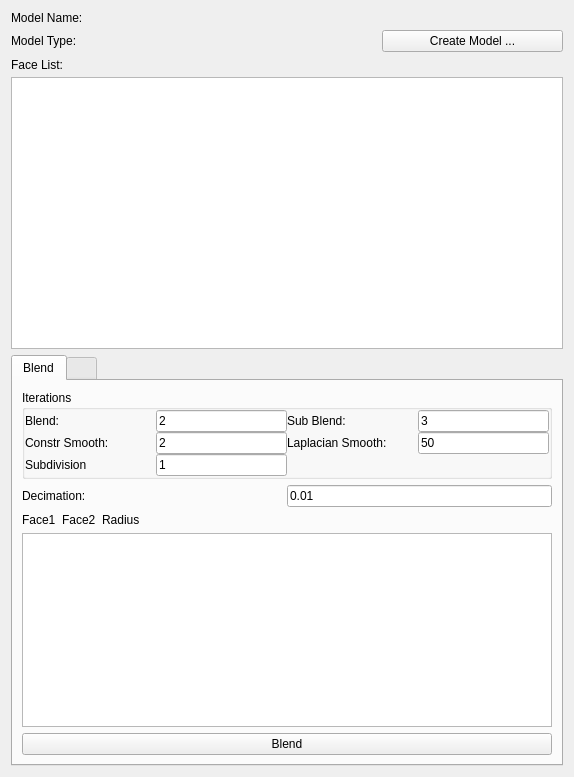
Qt form Code/Source/Plugins/org.sv.gui.qt.modeling/src/internal/svModelEdit.ui (SimVascular/SimVascular) before a commit.
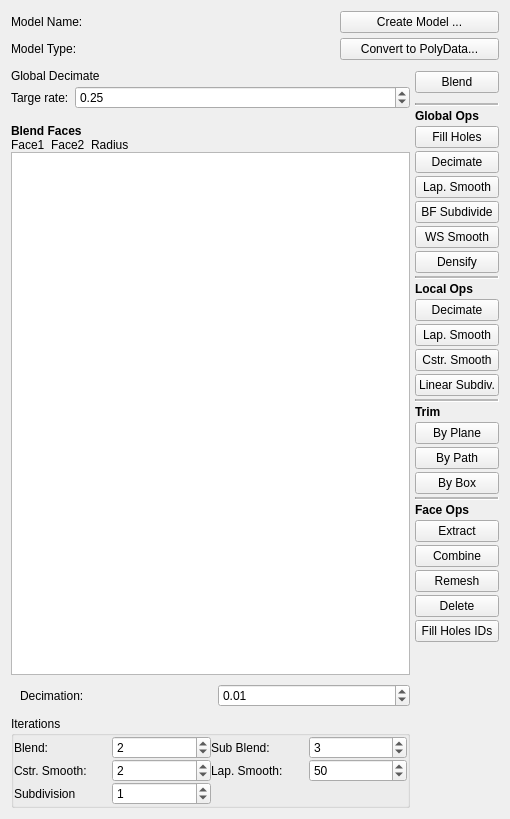
The same form after that commit.

Commit message: change plugin gui for model creating and editing

Patch:
```diff
--- a/Code/Source/Plugins/org.sv.gui.qt.modeling/src/internal/svModelEdit.ui
+++ b/Code/Source/Plugins/org.sv.gui.qt.modeling/src/internal/svModelEdit.ui
@@ -6,8 +6,8 @@
    <rect>
     <x>0</x>
     <y>0</y>
-    <width>574</width>
-    <height>777</height>
+    <width>510</width>
+    <height>819</height>
    </rect>
   </property>
   <property name="windowTitle">
@@ -60,13 +60,27 @@
         </property>
        </widget>
       </item>
-      <item row="1" column="2">
+      <item row="0" column="2">
        <widget class="QPushButton" name="btnUpdateModel">
         <property name="text">
          <string>Create Model ...</string>
         </property>
        </widget>
       </item>
+      <item row="1" column="1">
+       <widget class="QLabel" name="labelModelType">
+        <property name="text">
+         <string/>
+        </property>
+       </widget>
+      </item>
+      <item row="1" column="2">
+       <widget class="QPushButton" name="btnConvert">
+        <property name="text">
+         <string>Convert to PolyData...</string>
+        </property>
+       </widget>
+      </item>
      </layout>
     </widget>
    </item>
@@ -95,22 +109,155 @@
        <number>0</number>
       </property>
       <item>
-       <widget class="QLabel" name="label_3">
+       <widget class="QWidget" name="widget_5" native="true">
+        <layout class="QHBoxLayout" name="horizontalLayout">
+         <property name="spacing">
+          <number>0</number>
+         </property>
+         <property name="leftMargin">
+          <number>0</number>
+         </property>
+         <property name="topMargin">
+          <number>0</number>
+         </property>
+         <property name="rightMargin">
+          <number>0</number>
+         </property>
+         <property name="bottomMargin">
+          <number>0</number>
+         </property>
+         <item>
+          <widget class="QWidget" name="widgetLeft" native="true">
+           <layout class="QVBoxLayout" name="verticalLayout_6">
+            <property name="spacing">
+             <number>0</number>
+            </property>
+            <property name="leftMargin">
+             <number>0</number>
+            </property>
+            <property name="topMargin">
+             <number>0</number>
+            </property>
+            <property name="rightMargin">
+             <number>0</number>
+            </property>
+            <property name="bottomMargin">
+             <number>0</number>
+            </property>
+            <item>
+             <widget class="QStackedWidget" name="stackedWidgetParam">
+              <property name="sizePolicy">
+               <sizepolicy hsizetype="Preferred" vsizetype="Fixed">
+                <horstretch>0</horstretch>
+                <verstretch>0</verstretch>
+               </sizepolicy>
+              </property>
+              <property name="currentIndex">
+               <number>1</number>
+              </property>
+              <widget class="QWidget" name="page_1">
+               <property name="sizePolicy">
+                <sizepolicy hsizetype="Preferred" vsizetype="Preferred">
+                 <horstretch>0</horstretch>
+                 <verstretch>0</verstretch>
+                </sizepolicy>
+               </property>
+               <layout class="QVBoxLayout" name="verticalLayout_10">
+                <item>
+                 <widget class="QLabel" name="label_14">
         <property name="text">
          <string>Face List:</string>
         </property>
        </widget>
       </item>
       <item>
-       <widget class="QListWidget" name="listWidget"/>
+                 <widget class="QCheckBox" name="checkBox">
+                  <property name="text">
+                   <string>CheckBox</string>
+                  </property>
+                 </widget>
       </item>
      </layout>
     </widget>
+              <widget class="QWidget" name="page_0">
+               <property name="sizePolicy">
+                <sizepolicy hsizetype="Minimum" vsizetype="Preferred">
+                 <horstretch>0</horstretch>
+                 <verstretch>0</verstretch>
+                </sizepolicy>
+               </property>
+               <layout class="QVBoxLayout" name="verticalLayout_7">
+                <property name="spacing">
+                 <number>0</number>
+                </property>
+                <property name="leftMargin">
+                 <number>0</number>
+                </property>
+                <property name="topMargin">
+                 <number>0</number>
+                </property>
+                <property name="rightMargin">
+                 <number>0</number>
+                </property>
+                <property name="bottomMargin">
+                 <number>15</number>
+                </property>
+                <item>
+                 <widget class="QLabel" name="label_12">
+                  <property name="text">
+                   <string>Global Decimate</string>
+                  </property>
+                 </widget>
    </item>
    <item>
-    <widget class="QTabWidget" name="tabWidget">
+                 <widget class="QWidget" name="widget_4" native="true">
+                  <layout class="QFormLayout" name="formLayout">
+                   <property name="horizontalSpacing">
+                    <number>0</number>
+                   </property>
+                   <property name="verticalSpacing">
+                    <number>0</number>
+                   </property>
+                   <property name="leftMargin">
+                    <number>0</number>
+                   </property>
+                   <property name="topMargin">
+                    <number>0</number>
+                   </property>
+                   <property name="rightMargin">
+                    <number>0</number>
+                   </property>
+                   <property name="bottomMargin">
+                    <number>0</number>
+                   </property>
+                   <item row="0" column="0">
+                    <widget class="QLabel" name="label_13">
+                     <property name="text">
+                      <string>Targe rate:  </string>
+                     </property>
+                    </widget>
+                   </item>
+                   <item row="0" column="1">
+                    <widget class="QDoubleSpinBox" name="dsbTargetRateG">
+                     <property name="decimals">
+                      <number>2</number>
+                     </property>
+                     <property name="value">
+                      <double>0.250000000000000</double>
+                     </property>
+                    </widget>
+                   </item>
+                  </layout>
+                 </widget>
+                </item>
+               </layout>
+              </widget>
+             </widget>
+            </item>
+            <item>
+             <widget class="QStackedWidget" name="stackedWidget">
      <property name="sizePolicy">
-      <sizepolicy hsizetype="Minimum" vsizetype="Minimum">
+               <sizepolicy hsizetype="Minimum" vsizetype="Preferred">
        <horstretch>0</horstretch>
        <verstretch>0</verstretch>
       </sizepolicy>
@@ -118,11 +265,23 @@
      <property name="currentIndex">
       <number>0</number>
      </property>
-     <widget class="QWidget" name="tabWidgetPage1" native="true">
-      <attribute name="title">
-       <string>Blend</string>
-      </attribute>
+              <widget class="QWidget" name="stackedWidgetPage1" native="true">
       <layout class="QVBoxLayout" name="verticalLayout_2">
+                <property name="spacing">
+                 <number>0</number>
+                </property>
+                <property name="leftMargin">
+                 <number>0</number>
+                </property>
+                <property name="topMargin">
+                 <number>0</number>
+                </property>
+                <property name="rightMargin">
+                 <number>0</number>
+                </property>
+                <property name="bottomMargin">
+                 <number>0</number>
+                </property>
        <item>
         <widget class="QWidget" name="widget_3" native="true">
          <layout class="QVBoxLayout" name="verticalLayout_3">
@@ -142,10 +301,89 @@
            <number>0</number>
           </property>
           <item>
+                    <widget class="QWidget" name="widget_8" native="true">
+                     <layout class="QVBoxLayout" name="verticalLayout_8">
+                      <property name="spacing">
+                       <number>0</number>
+                      </property>
+                      <property name="leftMargin">
+                       <number>0</number>
+                      </property>
+                      <property name="topMargin">
+                       <number>0</number>
+                      </property>
+                      <property name="rightMargin">
+                       <number>0</number>
+                      </property>
+                      <property name="bottomMargin">
+                       <number>0</number>
+                      </property>
+                      <item>
+                       <widget class="QLabel" name="label_11">
+                        <property name="font">
+                         <font>
+                          <weight>75</weight>
+                          <bold>true</bold>
+                         </font>
+                        </property>
+                        <property name="text">
+                         <string>Blend Faces</string>
+                        </property>
+                       </widget>
+                      </item>
+                      <item>
+                       <widget class="QLabel" name="label_10">
+                        <property name="text">
+                         <string>Face1  Face2  Radius</string>
+                        </property>
+                       </widget>
+                      </item>
+                      <item>
+                       <widget class="QPlainTextEdit" name="plainTextEditBlend"/>
+                      </item>
+                      <item>
+                       <widget class="QWidget" name="widget_7" native="true">
+                        <layout class="QHBoxLayout" name="horizontalLayout_3">
+                         <property name="rightMargin">
+                          <number>0</number>
+                         </property>
+                         <item>
+                          <widget class="QLabel" name="label_8">
+                           <property name="text">
+                            <string>Decimation: </string>
+                           </property>
+                          </widget>
+                         </item>
+                         <item>
+                          <widget class="QDoubleSpinBox" name="dsbDecimation">
+                           <property name="value">
+                            <double>0.010000000000000</double>
+                           </property>
+                          </widget>
+                         </item>
+                        </layout>
+                       </widget>
+                      </item>
+                      <item>
            <widget class="QGroupBox" name="groupBox">
+                        <property name="font">
+                         <font>
+                          <weight>50</weight>
+                          <bold>false</bold>
+                         </font>
+                        </property>
             <property name="title">
              <string>Iterations</string>
             </property>
+                        <property name="flat">
+                         <bool>false</bool>
+                        </property>
+                        <property name="checkable">
+                         <bool>false</bool>
+                        </property>
+                        <property name="checked">
+                         <bool>false</bool>
+                        </property>
             <layout class="QGridLayout" name="gridLayout_2">
              <property name="leftMargin">
               <number>0</number>
@@ -162,6 +400,41 @@
              <property name="spacing">
               <number>0</number>
              </property>
+                         <item row="0" column="3">
+                          <widget class="QSpinBox" name="sbSubBlend">
+                           <property name="value">
+                            <number>3</number>
+                           </property>
+                          </widget>
+                         </item>
+                         <item row="1" column="1">
+                          <widget class="QSpinBox" name="sbCstrSmooth">
+                           <property name="value">
+                            <number>2</number>
+                           </property>
+                          </widget>
+                         </item>
+                         <item row="0" column="1">
+                          <widget class="QSpinBox" name="sbBlend">
+                           <property name="value">
+                            <number>2</number>
+                           </property>
+                          </widget>
+                         </item>
+                         <item row="1" column="3">
+                          <widget class="QSpinBox" name="sbLapSmooth">
+                           <property name="value">
+                            <number>50</number>
+                           </property>
+                          </widget>
+                         </item>
+                         <item row="2" column="1">
+                          <widget class="QSpinBox" name="sbSubdivision">
+                           <property name="value">
+                            <number>1</number>
+                           </property>
+                          </widget>
+                         </item>
              <item row="0" column="2">
               <widget class="QLabel" name="label_6">
                <property name="text">
@@ -172,83 +445,14 @@
              <item row="1" column="0">
               <widget class="QLabel" name="label_5">
                <property name="text">
-                <string>Constr Smooth:</string>
+                            <string>Cstr. Smooth:</string>
                </property>
               </widget>
              </item>
-             <item row="0" column="3">
-              <widget class="QLineEdit" name="lineEditSubBlend">
-               <property name="sizePolicy">
-                <sizepolicy hsizetype="Minimum" vsizetype="Fixed">
-                 <horstretch>0</horstretch>
-                 <verstretch>0</verstretch>
-                </sizepolicy>
-               </property>
-               <property name="minimumSize">
-                <size>
-                 <width>70</width>
-                 <height>0</height>
-                </size>
-               </property>
+                         <item row="1" column="2">
+                          <widget class="QLabel" name="label_7">
                <property name="text">
-                <string>3</string>
-               </property>
-              </widget>
-             </item>
-             <item row="1" column="3">
-              <widget class="QLineEdit" name="lineEditLapSmooth">
-               <property name="sizePolicy">
-                <sizepolicy hsizetype="Minimum" vsizetype="Fixed">
-                 <horstretch>0</horstretch>
-                 <verstretch>0</verstretch>
-                </sizepolicy>
-               </property>
-               <property name="minimumSize">
-                <size>
-                 <width>70</width>
-                 <height>0</height>
-                </size>
-               </property>
-               <property name="text">
-                <string>50</string>
-               </property>
-              </widget>
-             </item>
-             <item row="0" column="1">
-              <widget class="QLineEdit" name="lineEditBlend">
-               <property name="sizePolicy">
-                <sizepolicy hsizetype="Minimum" vsizetype="Fixed">
-                 <horstretch>0</horstretch>
-                 <verstretch>0</verstretch>
-                </sizepolicy>
-               </property>
-               <property name="minimumSize">
-                <size>
-                 <width>70</width>
-                 <height>0</height>
-                </size>
-               </property>
-               <property name="text">
-                <string>2</string>
-               </property>
-              </widget>
-             </item>
-             <item row="1" column="1">
-              <widget class="QLineEdit" name="lineEditConstrSmooth">
-               <property name="sizePolicy">
-                <sizepolicy hsizetype="Minimum" vsizetype="Fixed">
-                 <horstretch>0</horstretch>
-                 <verstretch>0</verstretch>
-                </sizepolicy>
-               </property>
-               <property name="minimumSize">
-                <size>
-                 <width>70</width>
-                 <height>0</height>
-                </size>
-               </property>
-               <property name="text">
-                <string>2</string>
+                            <string>Lap. Smooth: </string>
                </property>
               </widget>
              </item>
@@ -259,13 +463,6 @@
                </property>
               </widget>
              </item>
-             <item row="1" column="2">
-              <widget class="QLabel" name="label_7">
-               <property name="text">
-                <string>Laplacian Smooth: </string>
-               </property>
-              </widget>
-             </item>
              <item row="2" column="0">
               <widget class="QLabel" name="label_9">
                <property name="text">
@@ -273,23 +470,7 @@
                </property>
               </widget>
              </item>
-             <item row="2" column="1">
-              <widget class="QLineEdit" name="lineEditSubdivision">
-               <property name="sizePolicy">
-                <sizepolicy hsizetype="Minimum" vsizetype="Fixed">
-                 <horstretch>0</horstretch>
-                 <verstretch>0</verstretch>
-                </sizepolicy>
-               </property>
-               <property name="minimumSize">
-                <size>
-                 <width>70</width>
-                 <height>0</height>
-                </size>
-               </property>
-               <property name="text">
-                <string>1</string>
-               </property>
+                        </layout>
               </widget>
              </item>
             </layout>
@@ -298,9 +479,13 @@
          </layout>
         </widget>
        </item>
-       <item>
-        <widget class="QWidget" name="widget_4" native="true">
-         <layout class="QGridLayout" name="gridLayout_3">
+               </layout>
+              </widget>
+              <widget class="QWidget" name="stackedWidgetPage2" native="true">
+               <layout class="QVBoxLayout" name="verticalLayout_9">
+                <property name="spacing">
+                 <number>0</number>
+                </property>
           <property name="leftMargin">
            <number>0</number>
           </property>
@@ -313,48 +498,41 @@
           <property name="bottomMargin">
            <number>0</number>
           </property>
-          <property name="spacing">
-           <number>0</number>
-          </property>
-          <item row="0" column="1">
-           <widget class="QLineEdit" name="lineEditDecimation">
-            <property name="sizePolicy">
-             <sizepolicy hsizetype="Minimum" vsizetype="Fixed">
-              <horstretch>0</horstretch>
-              <verstretch>0</verstretch>
-             </sizepolicy>
-            </property>
-            <property name="minimumSize">
-             <size>
-              <width>70</width>
-              <height>0</height>
-             </size>
-            </property>
+                <item>
+                 <widget class="QLabel" name="label_3">
             <property name="text">
-             <string>0.01</string>
+                   <string>Face List:</string>
             </property>
            </widget>
           </item>
-          <item row="0" column="0">
-           <widget class="QLabel" name="label_8">
-            <property name="text">
-             <string>Decimation: </string>
-            </property>
-           </widget>
+                <item>
+                 <widget class="QListWidget" name="listWidget"/>
           </item>
          </layout>
         </widget>
-       </item>
-       <item>
-        <widget class="QLabel" name="label_10">
-         <property name="text">
-          <string>Face1  Face2  Radius</string>
-         </property>
+             </widget>
+            </item>
+           </layout>
         </widget>
        </item>
        <item>
-        <widget class="QPlainTextEdit" name="plainTextEditBlend"/>
-       </item>
+          <widget class="QWidget" name="widgetRight" native="true">
+           <layout class="QVBoxLayout" name="verticalLayout_5">
+            <property name="spacing">
+             <number>5</number>
+            </property>
+            <property name="leftMargin">
+             <number>5</number>
+            </property>
+            <property name="topMargin">
+             <number>5</number>
+            </property>
+            <property name="rightMargin">
+             <number>0</number>
+            </property>
+            <property name="bottomMargin">
+             <number>5</number>
+            </property>
        <item>
         <widget class="QPushButton" name="btnBlend">
          <property name="text">
@@ -362,14 +540,265 @@
          </property>
         </widget>
        </item>
-      </layout>
-     </widget>
-     <widget class="QWidget" name="tabWidgetPage2" native="true">
-      <attribute name="title">
-       <string>  </string>
-      </attribute>
-      <layout class="QHBoxLayout" name="horizontalLayout_2"/>
-     </widget>
+            <item>
+             <widget class="QWidget" name="widgetPolyDataOps" native="true">
+              <layout class="QVBoxLayout" name="verticalLayout_11">
+               <property name="spacing">
+                <number>3</number>
+               </property>
+               <property name="leftMargin">
+                <number>0</number>
+               </property>
+               <property name="topMargin">
+                <number>5</number>
+               </property>
+               <property name="rightMargin">
+                <number>0</number>
+               </property>
+               <property name="bottomMargin">
+                <number>10</number>
+               </property>
+               <item>
+                <widget class="Line" name="line">
+                 <property name="midLineWidth">
+                  <number>2</number>
+                 </property>
+                 <property name="orientation">
+                  <enum>Qt::Horizontal</enum>
+                 </property>
+                </widget>
+               </item>
+               <item>
+                <widget class="QLabel" name="label_15">
+                 <property name="font">
+                  <font>
+                   <weight>75</weight>
+                   <bold>true</bold>
+                  </font>
+                 </property>
+                 <property name="text">
+                  <string>Global Ops</string>
+                 </property>
+                </widget>
+               </item>
+               <item>
+                <widget class="QPushButton" name="btnFillHoles">
+                 <property name="text">
+                  <string>Fill Holes</string>
+                 </property>
+                </widget>
+               </item>
+               <item>
+                <widget class="QPushButton" name="btnDecimateG">
+                 <property name="text">
+                  <string>Decimate</string>
+                 </property>
+                </widget>
+               </item>
+               <item>
+                <widget class="QPushButton" name="btnLapSmoothG">
+                 <property name="text">
+                  <string>Lap. Smooth</string>
+                 </property>
+                </widget>
+               </item>
+               <item>
+                <widget class="QPushButton" name="btnBFSubdivideG">
+                 <property name="text">
+                  <string>BF Subdivide</string>
+                 </property>
+                </widget>
+               </item>
+               <item>
+                <widget class="QPushButton" name="btnWSSmoothG">
+                 <property name="text">
+                  <string>WS Smooth</string>
+                 </property>
+                </widget>
+               </item>
+               <item>
+                <widget class="QPushButton" name="btnDensifyG">
+                 <property name="text">
+                  <string>Densify</string>
+                 </property>
+                </widget>
+               </item>
+               <item>
+                <widget class="Line" name="line_2">
+                 <property name="midLineWidth">
+                  <number>2</number>
+                 </property>
+                 <property name="orientation">
+                  <enum>Qt::Horizontal</enum>
+                 </property>
+                </widget>
+               </item>
+               <item>
+                <widget class="QLabel" name="label_16">
+                 <property name="font">
+                  <font>
+                   <weight>75</weight>
+                   <bold>true</bold>
+                  </font>
+                 </property>
+                 <property name="text">
+                  <string>Local Ops</string>
+                 </property>
+                </widget>
+               </item>
+               <item>
+                <widget class="QPushButton" name="btnDecimateL">
+                 <property name="text">
+                  <string>Decimate</string>
+                 </property>
+                </widget>
+               </item>
+               <item>
+                <widget class="QPushButton" name="btnLapSmoothL">
+                 <property name="text">
+                  <string>Lap. Smooth</string>
+                 </property>
+                </widget>
+               </item>
+               <item>
+                <widget class="QPushButton" name="btnCstrSmoothL">
+                 <property name="text">
+                  <string>Cstr. Smooth</string>
+                 </property>
+                </widget>
+               </item>
+               <item>
+                <widget class="QPushButton" name="btnLSubdivideL">
+                 <property name="text">
+                  <string>Linear Subdiv.</string>
+                 </property>
+                </widget>
+               </item>
+               <item>
+                <widget class="Line" name="line_3">
+                 <property name="midLineWidth">
+                  <number>2</number>
+                 </property>
+                 <property name="orientation">
+                  <enum>Qt::Horizontal</enum>
+                 </property>
+                </widget>
+               </item>
+               <item>
+                <widget class="QLabel" name="label_17">
+                 <property name="font">
+                  <font>
+                   <weight>75</weight>
+                   <bold>true</bold>
+                  </font>
+                 </property>
+                 <property name="text">
+                  <string>Trim</string>
+                 </property>
+                </widget>
+               </item>
+               <item>
+                <widget class="QPushButton" name="btnTrimByPlane">
+                 <property name="text">
+                  <string>By Plane</string>
+                 </property>
+                </widget>
+               </item>
+               <item>
+                <widget class="QPushButton" name="btnTrimByPath">
+                 <property name="text">
+                  <string>By Path</string>
+                 </property>
+                </widget>
+               </item>
+               <item>
+                <widget class="QPushButton" name="btnTrimByBox">
+                 <property name="text">
+                  <string>By Box</string>
+                 </property>
+                </widget>
+               </item>
+               <item>
+                <widget class="Line" name="line_4">
+                 <property name="midLineWidth">
+                  <number>2</number>
+                 </property>
+                 <property name="orientation">
+                  <enum>Qt::Horizontal</enum>
+                 </property>
+                </widget>
+               </item>
+               <item>
+                <widget class="QLabel" name="label_18">
+                 <property name="font">
+                  <font>
+                   <weight>75</weight>
+                   <bold>true</bold>
+                  </font>
+                 </property>
+                 <property name="text">
+                  <string>Face Ops</string>
+                 </property>
+                </widget>
+               </item>
+               <item>
+                <widget class="QPushButton" name="btnExtract">
+                 <property name="text">
+                  <string>Extract</string>
+                 </property>
+                </widget>
+               </item>
+               <item>
+                <widget class="QPushButton" name="btnCombine">
+                 <property name="text">
+                  <string>Combine</string>
+                 </property>
+                </widget>
+               </item>
+               <item>
+                <widget class="QPushButton" name="btnRemesh">
+                 <property name="text">
+                  <string>Remesh</string>
+                 </property>
+                </widget>
+               </item>
+               <item>
+                <widget class="QPushButton" name="btnDelete">
+                 <property name="text">
+                  <string>Delete</string>
+                 </property>
+                </widget>
+               </item>
+               <item>
+                <widget class="QPushButton" name="btnFillHoleIDs">
+                 <property name="text">
+                  <string>Fill Holes IDs</string>
+                 </property>
+                </widget>
+               </item>
+              </layout>
+             </widget>
+            </item>
+            <item>
+             <spacer name="verticalSpacer">
+              <property name="orientation">
+               <enum>Qt::Vertical</enum>
+              </property>
+              <property name="sizeHint" stdset="0">
+               <size>
+                <width>20</width>
+                <height>40</height>
+               </size>
+              </property>
+             </spacer>
+            </item>
+           </layout>
+          </widget>
+         </item>
+        </layout>
+       </widget>
+      </item>
+     </layout>
     </widget>
    </item>
   </layout>
```
Left out of the diff: 9 changed lines with no effect on the pictures. Lines whose indentation alone changed are shown as unchanged. The commit also changes 5 other files.
